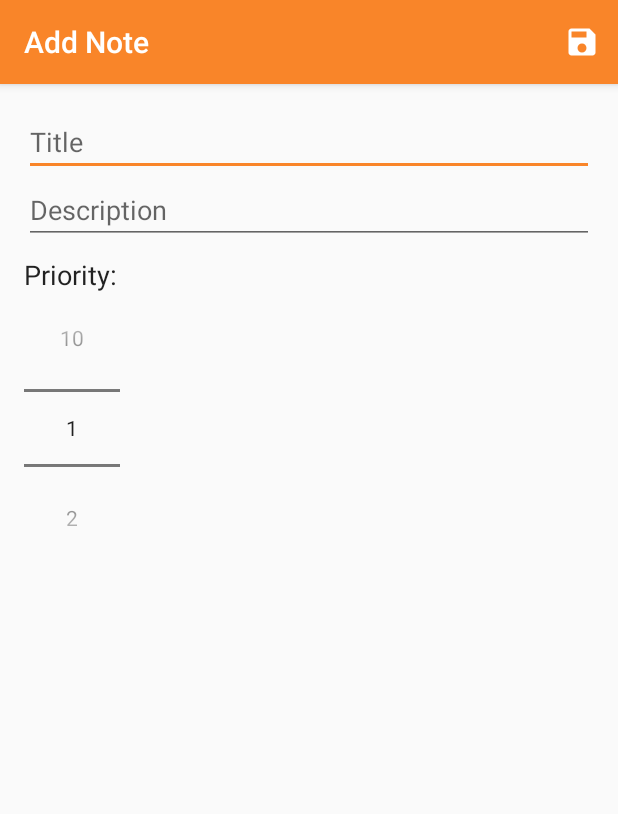
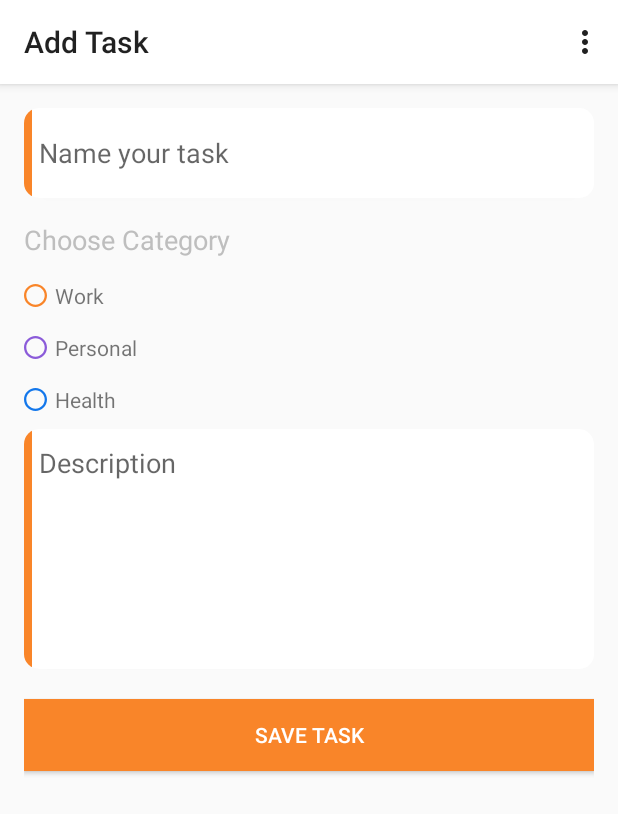
Before and after one commit to mohamedebrahim96/ToDoListZIRO, an Android app: the AddNoteActivity screen opened directly, with no data from a screen before it, on a phone screen of 412 x 824 dp. Shown: the top 814 px of the screen. Run offline under Robolectric (Android 15) with nearby library versions, the phone set to English and light mode, and no system bars.

Commit message:
Change add task layout

```diff
--- a/app/src/main/java/com/example/todolistziro/view/AddNoteActivity.kt
+++ b/app/src/main/java/com/example/todolistziro/view/AddNoteActivity.kt
@@ -16,18 +16,14 @@ class AddNoteActivity : AppCompatActivity() {
         super.onCreate(savedInstanceState)
         setContentView(R.layout.activity_add_note)
 
-        // Set up the values
-        numberPickerPriority?.minValue = 1
-        numberPickerPriority?.maxValue = 10
-
         getSupportActionBar()!!.setHomeAsUpIndicator(R.drawable.ic_close)
-        setTitle("Add Note")
+        setTitle("Add Task")
     }
 
     private fun saveNote() {
         val title = editTextTitle?.text.toString().trim { it <= ' ' }
         val description = editTextDescription?.text.toString().trim { it <= ' ' }
-        val priority = numberPickerPriority?.value
+        //val priority = numberPickerPriority?.value
 
         if (title.isEmpty() || description.isEmpty()) {
             Toast.makeText(
@@ -40,7 +36,7 @@ class AddNoteActivity : AppCompatActivity() {
         val data = Intent()
         data.putExtra(EXTRA_TITLE, title)
         data.putExtra(EXTRA_DESCRIPTION, description)
-        data.putExtra(EXTRA_PRIORITY, priority)
+        data.putExtra(EXTRA_PRIORITY, 5)
 
         setResult(RESULT_OK, data)
         finish()
--- a/app/src/main/res/drawable/ic_add.xml
+++ b/app/src/main/res/drawable/ic_add.xml
@@ -1,5 +1,5 @@
 <vector android:height="24dp" android:tint="#FFFFFF"
     android:viewportHeight="24.0" android:viewportWidth="24.0"
     android:width="24dp" xmlns:android="http://schemas.android.com/apk/res/android">
-    <path android:fillColor="#FF000000" android:pathData="M19,13h-6v6h-2v-6H5v-2h6V5h2v6h6v2z"/>
+    <path android:fillColor="#F98529" android:pathData="M19,13h-6v6h-2v-6H5v-2h6V5h2v6h6v2z"/>
 </vector>
--- /dev/null
+++ b/app/src/main/res/drawable/ic_circle_blue.xml
@@ -0,0 +1,12 @@
+<vector xmlns:android="http://schemas.android.com/apk/res/android"
+    android:width="15dp"
+    android:height="15dp"
+    android:viewportWidth="20"
+    android:viewportHeight="20">
+  <path
+      android:pathData="M10,0C4.5,0 0,4.5 0,10C0,15.5 4.5,20 10,20C15.5,20 20,15.5 20,10C20,4.5 15.5,0 10,0L10,0ZM10,18C5.6,18 2,14.4 2,10C2,5.6 5.6,2 10,2C14.4,2 18,5.6 18,10C18,14.4 14.4,18 10,18L10,18Z"
+      android:strokeWidth="1"
+      android:fillColor="#1377EB"
+      android:fillType="evenOdd"
+      android:strokeColor="#00000000"/>
+</vector>
--- /dev/null
+++ b/app/src/main/res/drawable/ic_circle_orange.xml
@@ -0,0 +1,12 @@
+<vector xmlns:android="http://schemas.android.com/apk/res/android"
+    android:width="15dp"
+    android:height="15dp"
+    android:viewportWidth="20"
+    android:viewportHeight="20">
+  <path
+      android:pathData="M10,0C4.5,0 0,4.5 0,10C0,15.5 4.5,20 10,20C15.5,20 20,15.5 20,10C20,4.5 15.5,0 10,0L10,0ZM10,18C5.6,18 2,14.4 2,10C2,5.6 5.6,2 10,2C14.4,2 18,5.6 18,10C18,14.4 14.4,18 10,18L10,18Z"
+      android:strokeWidth="1"
+      android:fillColor="#F98529"
+      android:fillType="evenOdd"
+      android:strokeColor="#00000000"/>
+</vector>
--- /dev/null
+++ b/app/src/main/res/drawable/ic_circle_purple.xml
@@ -0,0 +1,12 @@
+<vector xmlns:android="http://schemas.android.com/apk/res/android"
+    android:width="15dp"
+    android:height="15dp"
+    android:viewportWidth="20"
+    android:viewportHeight="20">
+  <path
+      android:pathData="M10,0C4.5,0 0,4.5 0,10C0,15.5 4.5,20 10,20C15.5,20 20,15.5 20,10C20,4.5 15.5,0 10,0L10,0ZM10,18C5.6,18 2,14.4 2,10C2,5.6 5.6,2 10,2C14.4,2 18,5.6 18,10C18,14.4 14.4,18 10,18L10,18Z"
+      android:strokeWidth="1"
+      android:fillColor="#8B5BD9"
+      android:fillType="evenOdd"
+      android:strokeColor="#00000000"/>
+</vector>
--- a/app/src/main/res/layout/activity_add_note.xml
+++ b/app/src/main/res/layout/activity_add_note.xml
@@ -1,36 +1,98 @@
 <?xml version="1.0" encoding="utf-8"?>
-<LinearLayout
-    xmlns:android="http://schemas.android.com/apk/res/android"
+<LinearLayout xmlns:android="http://schemas.android.com/apk/res/android"
     android:layout_width="match_parent"
     android:layout_height="match_parent"
+    xmlns:app="http://schemas.android.com/apk/res-auto"
     android:orientation="vertical"
-    android:padding="16dp"
-    >
+    android:padding="16dp">
 
-    <EditText
-        android:id="@+id/editTextTitle"
+    <androidx.cardview.widget.CardView
         android:layout_width="match_parent"
-        android:layout_height="wrap_content"
-        android:hint="Title"
-        android:inputType="text" />
+        android:background="@android:color/white"
+        android:elevation="0dp"
+        android:layout_height="60dp"
+        app:cardCornerRadius="10dp">
 
-    <EditText
-        android:id="@+id/editTextDescription"
-        android:layout_width="match_parent"
-        android:layout_height="wrap_content"
-        android:hint="Description"
-        android:inputType="textMultiLine" />
+        <EditText
+            android:id="@+id/editTextTitle"
+            android:layout_marginStart="10dp"
+            android:background="@android:color/white"
+            android:layout_width="match_parent"
+            android:layout_height="match_parent"
+            android:hint="Name your task"
+            android:inputType="text" />
+
+        <View
+            android:layout_width="5dp"
+            android:layout_height="match_parent"
+            android:background="@color/orange"
+            />
+    </androidx.cardview.widget.CardView>
 
     <TextView
         android:layout_width="wrap_content"
         android:layout_height="wrap_content"
-        android:text="Priority:"
-        android:layout_marginTop="8dp"
+        android:layout_marginTop="15dp"
+        android:text="Choose Category"
         android:textAppearance="@android:style/TextAppearance.Medium"
-        />
-    <NumberPicker
-        android:id="@+id/numberPickerPriority"
+        android:textColor="@color/gray" />
+
+    <TextView
         android:layout_width="wrap_content"
         android:layout_height="wrap_content"
+        android:layout_marginTop="15dp"
+        android:drawableStart="@drawable/ic_circle_orange"
+        android:drawablePadding="5dp"
+        android:text="Work" />
+
+    <TextView
+        android:layout_width="wrap_content"
+        android:layout_height="wrap_content"
+        android:layout_marginTop="15dp"
+        android:drawableStart="@drawable/ic_circle_purple"
+        android:drawablePadding="5dp"
+        android:text="Personal" />
+
+    <TextView
+        android:layout_width="wrap_content"
+        android:layout_height="wrap_content"
+        android:layout_marginTop="15dp"
+        android:drawableStart="@drawable/ic_circle_blue"
+        android:drawablePadding="5dp"
+        android:text="Health" />
+
+    <androidx.cardview.widget.CardView
+        android:layout_width="match_parent"
+        android:background="@android:color/white"
+        android:elevation="0dp"
+        android:layout_marginTop="10dp"
+        android:layout_height="160dp"
+        app:cardCornerRadius="10dp">
+
+        <EditText
+            android:id="@+id/editTextDescription"
+            android:layout_width="match_parent"
+            android:layout_height="match_parent"
+            android:hint="Description"
+            android:gravity="top"
+            android:layout_marginTop="10dp"
+            android:layout_marginStart="10dp"
+            android:background="@android:color/white"
+            android:inputType="textMultiLine" />
+
+        <View
+            android:layout_width="5dp"
+            android:layout_height="match_parent"
+            android:background="@color/orange"
+            />
+    </androidx.cardview.widget.CardView>
+
+    <Button
+        android:layout_marginTop="20dp"
+        android:layout_width="match_parent"
+        android:layout_height="wrap_content"
+        android:textColor="@android:color/white"
+        android:background="@color/orange"
+        android:text="Save Task"
         />
 </LinearLayout>
--- a/app/src/main/res/layout/activity_main.xml
+++ b/app/src/main/res/layout/activity_main.xml
@@ -19,6 +19,8 @@
         android:layout_width="wrap_content"
         android:layout_height="wrap_content"
         android:layout_margin="32dp"
+        android:background="@color/orange"
+        app:rippleColor="@color/orange"
         android:src="@drawable/ic_add"
         app:layout_constraintBottom_toBottomOf="parent"
         app:layout_constraintEnd_toEndOf="parent" />
--- a/app/src/main/res/layout/note_item.xml
+++ b/app/src/main/res/layout/note_item.xml
@@ -1,17 +1,22 @@
 <?xml version="1.0" encoding="utf-8"?>
-<androidx.cardview.widget.CardView
-    xmlns:android="http://schemas.android.com/apk/res/android"
+<androidx.cardview.widget.CardView xmlns:android="http://schemas.android.com/apk/res/android"
     android:layout_width="match_parent"
     android:layout_height="wrap_content"
+    xmlns:app="http://schemas.android.com/apk/res-auto"
     android:layout_marginRight="8dp"
     android:layout_marginLeft="8dp"
     android:layout_marginTop="8dp"
-    android:layout_marginBottom="8dp">
+    android:layout_marginBottom="8dp"
+    app:cardCornerRadius="10dp">
 
     <RelativeLayout
         android:layout_width="wrap_content"
-        android:layout_height="wrap_content"
-        android:padding="8dp">
+        android:layout_height="wrap_content">
+        <View
+            android:layout_width="6dp"
+            android:layout_height="100dp"
+            android:background="@color/orange"
+            />
 
         <TextView
             android:id="@+id/text_view_priority"
@@ -19,6 +24,7 @@
             android:layout_height="wrap_content"
             android:layout_alignParentRight="true"
             android:text="1"
+            android:padding="8dp"
             android:textAppearance="@style/Base.TextAppearance.AppCompat.Large"
             />
 
@@ -28,11 +34,13 @@
             android:layout_height="wrap_content"
             android:textAppearance="@style/Base.TextAppearance.AppCompat.Large"
             android:maxLines="1"
+            android:textColor="@color/colorAccent"
             android:layout_toLeftOf="@+id/text_view_priority"
             android:layout_alignParentLeft="true"
             android:ellipsize="end"
             android:text="Title"
-            />
+            android:layout_marginTop="10dp"
+            android:layout_marginStart="10dp"            />
 
         <TextView
             android:id="@+id/text_view_description"
@@ -40,6 +48,8 @@
             android:layout_height="wrap_content"
             android:layout_below="@+id/text_view_title"
             android:text="Description"
+            android:layout_marginTop="10dp"
+            android:layout_marginStart="10dp"
             />
 
     </RelativeLayout>
--- a/app/src/main/res/menu/add_note_menu.xml
+++ b/app/src/main/res/menu/add_note_menu.xml
@@ -6,6 +6,12 @@
         android:id="@+id/save_note"
         android:icon="@drawable/ic_save"
         android:title="Save"
-        app:showAsAction="ifRoom"
+        app:showAsAction="never"
+        />
+    <item
+        android:id="@+id/save_note2"
+        android:icon="@drawable/ic_save"
+        android:title="Log out"
+        app:showAsAction="never"
         />
 </menu>
--- a/app/src/main/res/values/colors.xml
+++ b/app/src/main/res/values/colors.xml
@@ -1,6 +1,9 @@
 <?xml version="1.0" encoding="utf-8"?>
 <resources>
-    <color name="colorPrimary">#F98529</color>
+    <color name="colorPrimary">#fff</color>
     <color name="colorPrimaryDark">#D57023</color>
-    <color name="colorAccent">#F98529</color>
+    <color name="colorAccent">#fff</color>
+    <color name="gray">#BEBEBE</color>
+    <color name="orange">#F98529</color>
+
 </resources>
--- a/app/src/main/res/values/styles.xml
+++ b/app/src/main/res/values/styles.xml
@@ -1,7 +1,7 @@
 <resources>
 
     <!-- Base application theme. -->
-    <style name="AppTheme" parent="Theme.AppCompat.Light.DarkActionBar">
+    <style name="AppTheme" parent="Theme.AppCompat.Light">
         <!-- Customize your theme here. -->
         <item name="colorPrimary">@color/colorPrimary</item>
         <item name="colorPrimaryDark">@color/colorPrimaryDark</item>
```
